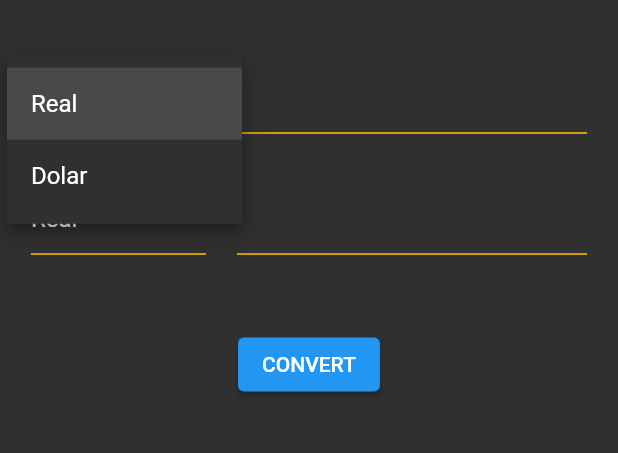
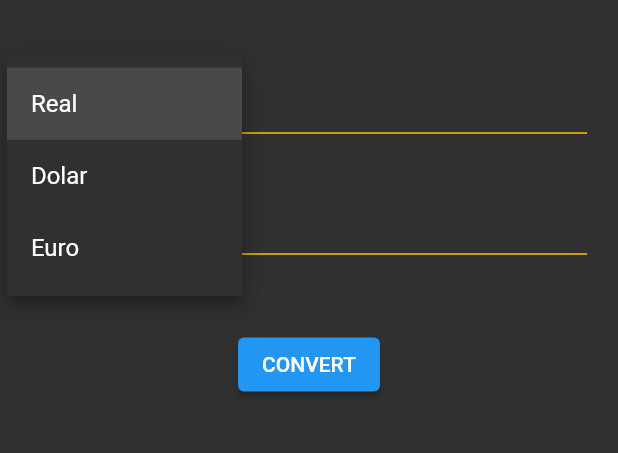
Before and after one commit to ciottamauricio/currency-converter, a Flutter app: the screen it shows after launch, after a tap on "Real", on a phone screen of 412 x 824 dp, the part 340-793 px from its top. Run offline on Flutter 3.47's test engine with Material 2 defaults, Android fonts, the phone set to English and light mode, and no system bars.

Commit message:
Finishing app

```diff
--- a/lib/app/controllers/home_controller.dart
+++ b/lib/app/controllers/home_controller.dart
@@ -17,7 +17,7 @@ class HomeController {
   }
 
   void convert() {
-    double value = double.tryParse(toText.text) ?? 1;
+    double value = double.tryParse((toText.text).replaceAll(",", ".")) ?? 1;
     double currencyMultiplier = toCurrency.dolar;
 
     switch (fromCurrency.name) {
--- a/lib/app/views/home_view.dart
+++ b/lib/app/views/home_view.dart
@@ -1,7 +1,26 @@
 import 'package:currency_converter/app/widgets/currency_box.dart';
 import 'package:flutter/material.dart';
 
-class HomeView extends StatelessWidget {
+import '../controllers/home_controller.dart';
+
+class HomeView extends StatefulWidget {
+  @override
+  _HomeViewState createState() => _HomeViewState();
+}
+
+class _HomeViewState extends State<HomeView> {
+  final TextEditingController toText = TextEditingController();
+
+  final TextEditingController fromText = TextEditingController();
+
+  HomeController homeController;
+
+  @override
+  void initState() {
+    super.initState();
+    homeController = HomeController(toText: toText, fromText: fromText);
+  }
+
   @override
   Widget build(BuildContext context) {
     Size size = MediaQuery.of(context).size;
@@ -27,17 +46,35 @@ class HomeView extends StatelessWidget {
               SizedBox(
                 height: size.height * .05,
               ),
-              CurrencyBox(),
+              CurrencyBox(
+                selectedItem: homeController.toCurrency,
+                controller: toText ,
+                items: homeController.currencies,
+                onChanged: (model) {
+                  setState(() {
+                    homeController.toCurrency = model;
+                  });
+                }),
               SizedBox(
                 height: size.height * .03,
               ),
-              CurrencyBox(),
+              CurrencyBox(
+                selectedItem: homeController.fromCurrency,
+                controller: fromText,
+                items: homeController.currencies,
+                onChanged: (model) {
+                  setState(() {
+                    homeController.fromCurrency = model;
+                  });
+                }),
               SizedBox(
                 height: size.height * .05,
               ),
               ElevatedButton(
                 child: Text('CONVERT'),
-                onPressed: () {},
+                onPressed: () {
+                  homeController.convert();
+                },
               ),
             ],
           ),
--- a/lib/app/widgets/currency_box.dart
+++ b/lib/app/widgets/currency_box.dart
@@ -1,6 +1,16 @@
 import 'package:flutter/material.dart';
 
+import '../models/currency_model.dart';
+import '../models/currency_model.dart';
+
 class CurrencyBox extends StatelessWidget {
+  final List<CurrencyModel> items;
+  final TextEditingController controller;
+  final void Function(CurrencyModel) onChanged;
+  final CurrencyModel selectedItem;
+
+  const CurrencyBox({Key key, this.items, this.controller, this.onChanged, this.selectedItem}) : super(key: key);
+
   @override
   Widget build(BuildContext context) {
     Size size = MediaQuery.of(context).size;
@@ -13,21 +23,17 @@ class CurrencyBox extends StatelessWidget {
             flex: 1,
             child: SizedBox(
               height: 56,
-              child: DropdownButton(
+              child: DropdownButton<CurrencyModel>(
+                value: selectedItem,
                 isExpanded: true,
                 underline: Container(
                   height: 1,
                   color: Colors.amber,
                 ),
-                items: [
-                  DropdownMenuItem(
-                    child: Text('Real'),
-                  ),
-                  DropdownMenuItem(
-                    child: Text('Dolar'),
-                  ),
-                ],
-                onChanged: (_) {},
+                items: items.map((e) => DropdownMenuItem(
+                  value:e,
+                  child: Text(e.name))).toList(),
+                onChanged: onChanged,
               ),
             ),
           ),
@@ -37,6 +43,7 @@ class CurrencyBox extends StatelessWidget {
           Expanded(
             flex: 2,
             child: TextField(
+              controller: controller,
               onChanged: (_) {},
               decoration: InputDecoration(
                 enabledBorder: UnderlineInputBorder(
```
Also changed, not shown: 1 other file.
